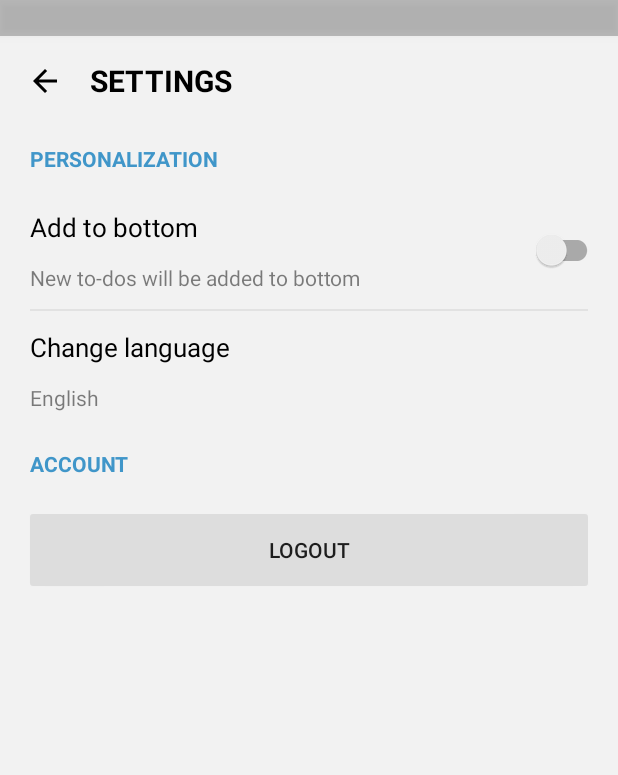
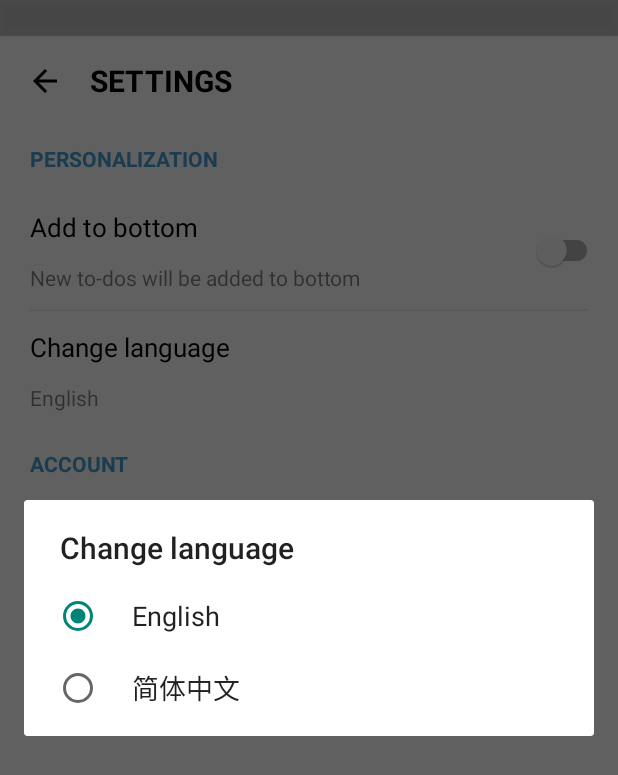
Before and after one commit to JuniperPhoton/MyerList.Android, an Android app: the SettingsActivity screen opened directly, with no data from a screen before it, after a tap on "Change language", on a phone screen of 412 x 824 dp. Shown: the top 775 px of the screen. Run offline under Robolectric (Android 15) with nearby library versions, the phone set to English and light mode, and no system bars; our stand-ins replace ButterKnife; 1 other tap on this screen came first.

Commit message:
Change language in settings

```diff
--- a/app/src/main/java/com/juniperphoton/myerlist/activity/SettingsActivity.java
+++ b/app/src/main/java/com/juniperphoton/myerlist/activity/SettingsActivity.java
@@ -4,15 +4,20 @@ package com.juniperphoton.myerlist.activity;
 import android.app.AlertDialog;
 import android.content.DialogInterface;
 import android.content.Intent;
+import android.content.res.Configuration;
+import android.content.res.Resources;
 import android.os.Bundle;
 import android.support.annotation.Nullable;
-import android.widget.CompoundButton;
+import android.util.DisplayMetrics;
+import android.util.Log;
+import android.view.View;
 
 import com.juniperphoton.myerlist.App;
 import com.juniperphoton.myerlist.R;
 import com.juniperphoton.myerlist.util.LocalSettingUtil;
-import com.juniperphoton.myerlist.util.Params;
 import com.juniperphoton.myerlist.widget.SettingsItemLayout;
+
+import java.util.Locale;
 
 import butterknife.BindView;
 import butterknife.ButterKnife;
@@ -20,11 +25,61 @@ import butterknife.OnClick;
 
 @SuppressWarnings("UnusedDeclaration")
 public class SettingsActivity extends BaseActivity {
+    @BindView(R.id.settings_item_change_lang)
+    SettingsItemLayout mChangeLangView;
+
     @Override
     protected void onCreate(@Nullable Bundle savedInstanceState) {
         super.onCreate(savedInstanceState);
         setContentView(R.layout.activity_settings);
         ButterKnife.bind(this);
+        mChangeLangView.setCallback(new SettingsItemLayout.Callback() {
+            @Override
+            public void onClick() {
+                onClickChangeLanguage();
+            }
+        });
+        updateLocal();
+    }
+
+    private void updateLocal() {
+        final Resources resources = getResources();
+        final DisplayMetrics dm = resources.getDisplayMetrics();
+        final Configuration config = resources.getConfiguration();
+        Locale locale = config.locale;
+        if (locale.equals(Locale.SIMPLIFIED_CHINESE)) {
+            mChangeLangView.setContent(getResources().getString(R.string.change_lang_hint_chinese));
+        } else {
+            mChangeLangView.setContent(getResources().getString(R.string.change_lang_hint_english));
+        }
+    }
+
+    void onClickChangeLanguage() {
+        final Resources resources = getResources();
+        final DisplayMetrics dm = resources.getDisplayMetrics();
+        final Configuration config = resources.getConfiguration();
+        Locale locale = config.locale;
+        String[] opts = resources.getStringArray(R.array.language);
+        int defaultIndex = 0;
+        if (locale.equals(Locale.SIMPLIFIED_CHINESE)) {
+            defaultIndex = 1;
+        }
+        Log.d("settings", locale.toString());
+        AlertDialog.Builder builder = new AlertDialog.Builder(this);
+        final int finalDefaultIndex = defaultIndex;
+        builder.setTitle(R.string.change_lang)
+                .setSingleChoiceItems(opts, defaultIndex, new DialogInterface.OnClickListener() {
+                    @Override
+                    public void onClick(DialogInterface dialog, int which) {
+                        dialog.dismiss();
+                        if (finalDefaultIndex != which) {
+                            config.setLocale(which == 0 ? Locale.ENGLISH : Locale.SIMPLIFIED_CHINESE);
+                            resources.updateConfiguration(config, dm);
+                            recreate();
+                        }
+                    }
+                })
+                .create().show();
     }
 
     @OnClick(R.id.settings_logout)
--- a/app/src/main/java/com/juniperphoton/myerlist/util/Params.java
+++ b/app/src/main/java/com/juniperphoton/myerlist/util/Params.java
@@ -10,6 +10,7 @@ public class Params {
     public static final String SETTING_ADD_TO_BOTTOM_KEY = "addToBottom";
 
     public static final String LOGIN_MODE = "login_mode";
+    public static final String LANGUAGE_KEY = "language";
 
     public static class LoginMode {
         public static final int LOGIN = 0;
--- a/app/src/main/java/com/juniperphoton/myerlist/widget/SettingsItemLayout.java
+++ b/app/src/main/java/com/juniperphoton/myerlist/widget/SettingsItemLayout.java
@@ -31,6 +31,8 @@ public class SettingsItemLayout extends FrameLayout {
 
     @BindView(R.id.settings_item_root)
     View mRootView;
+
+    private Callback mCallback;
 
     private boolean mDefaultValue;
     private String mKey;
@@ -73,12 +75,19 @@ public class SettingsItemLayout extends FrameLayout {
             @Override
             public void onClick(View v) {
                 compoundButton.setChecked(!compoundButton.isChecked());
+                if (mCallback != null) {
+                    mCallback.onClick();
+                }
             }
         });
 
         if (hasCheckbox) {
             initViews();
         }
+    }
+
+    public void setCallback(Callback callback) {
+        mCallback = callback;
     }
 
     private void initViews() {
@@ -115,4 +124,8 @@ public class SettingsItemLayout extends FrameLayout {
     public void setContent(String content) {
         contentTextView.setText(content);
     }
+
+    public interface Callback {
+        void onClick();
+    }
 }
--- a/app/src/main/res/layout/activity_settings.xml
+++ b/app/src/main/res/layout/activity_settings.xml
@@ -54,6 +54,7 @@
 
         <com.juniperphoton.myerlist.widget.SettingsItemLayout
             android:layout_width="match_parent"
+            android:id="@+id/settings_item_change_lang"
             android:layout_height="wrap_content"
             app:has_checkbox="false"
             app:setting_content="@string/change_lang_hint_english"
--- a/app/src/main/res/layout/activity_start.xml
+++ b/app/src/main/res/layout/activity_start.xml
@@ -1,17 +1,17 @@
 <?xml version="1.0" encoding="utf-8"?>
 <RelativeLayout xmlns:android="http://schemas.android.com/apk/res/android"
-                android:layout_width="match_parent"
-                android:layout_height="match_parent"
-                android:background="@color/MyerListGray"
-                android:orientation="vertical">
+    android:layout_width="match_parent"
+    android:layout_height="match_parent"
+    android:background="@color/MyerListGray"
+    android:orientation="vertical">
 
     <ImageView
         android:layout_width="match_parent"
         android:layout_height="match_parent"
         android:scaleType="centerCrop"
-        android:src="@drawable/texture_background"/>
+        android:src="@drawable/texture_background" />
 
-    <include layout="@layout/status_bar_layout"/>
+    <include layout="@layout/status_bar_layout" />
 
     <LinearLayout
         android:layout_width="match_parent"
@@ -24,7 +24,7 @@
             android:layout_height="120dp"
             android:layout_gravity="center_horizontal"
             android:layout_marginBottom="20dp"
-            android:src="@drawable/icon_about"/>
+            android:src="@drawable/icon_about" />
 
         <LinearLayout
             android:layout_width="wrap_content"
@@ -38,7 +38,7 @@
                 android:fontFamily="sans-serif-light"
                 android:text="@string/myer"
                 android:textColor="@color/MyerListBlue"
-                android:textSize="40sp"/>
+                android:textSize="40sp" />
 
             <TextView
                 android:layout_width="wrap_content"
@@ -46,7 +46,7 @@
                 android:text="@string/list"
                 android:textColor="@color/MyerListBlue"
                 android:textSize="40sp"
-                android:textStyle="bold"/>
+                android:textStyle="bold" />
         </LinearLayout>
 
         <TextView
@@ -55,7 +55,7 @@
             android:layout_gravity="center_horizontal"
             android:fontFamily="sans-serif-light"
             android:text="@string/sync_to_dos_on_windows_and_android"
-            android:textSize="15sp"/>
+            android:textSize="15sp" />
 
         <LinearLayout
             android:layout_width="match_parent"
@@ -72,7 +72,7 @@
                 android:layout_height="wrap_content"
                 android:background="@drawable/ripple_theme"
                 android:text="@string/login"
-                android:textColor="@android:color/white"/>
+                android:textColor="@android:color/white" />
 
             <Button
                 android:id="@+id/register_btn"
@@ -81,7 +81,7 @@
                 android:layout_height="wrap_content"
                 android:layout_marginTop="16dp"
                 android:background="@drawable/ripple_grey"
-                android:text="@string/register"/>
+                android:text="@string/register" />
 
             <Button
                 android:id="@+id/offline_btn"
@@ -91,7 +91,8 @@
                 android:layout_marginBottom="12dp"
                 android:layout_marginTop="16dp"
                 android:background="@drawable/ripple_grey"
-                android:text="@string/offline_mode"/>
+                android:text="@string/offline_mode"
+                android:visibility="gone" />
         </LinearLayout>
 
     </LinearLayout>
--- /dev/null
+++ b/app/src/main/res/values/array.xml
@@ -0,0 +1,7 @@
+<?xml version="1.0" encoding="utf-8"?>
+<resources>
+    <string-array name="language">
+        <item>English</item>
+        <item>简体中文</item>
+    </string-array>
+</resources>
```
Also changed, not shown: 1 other file.
